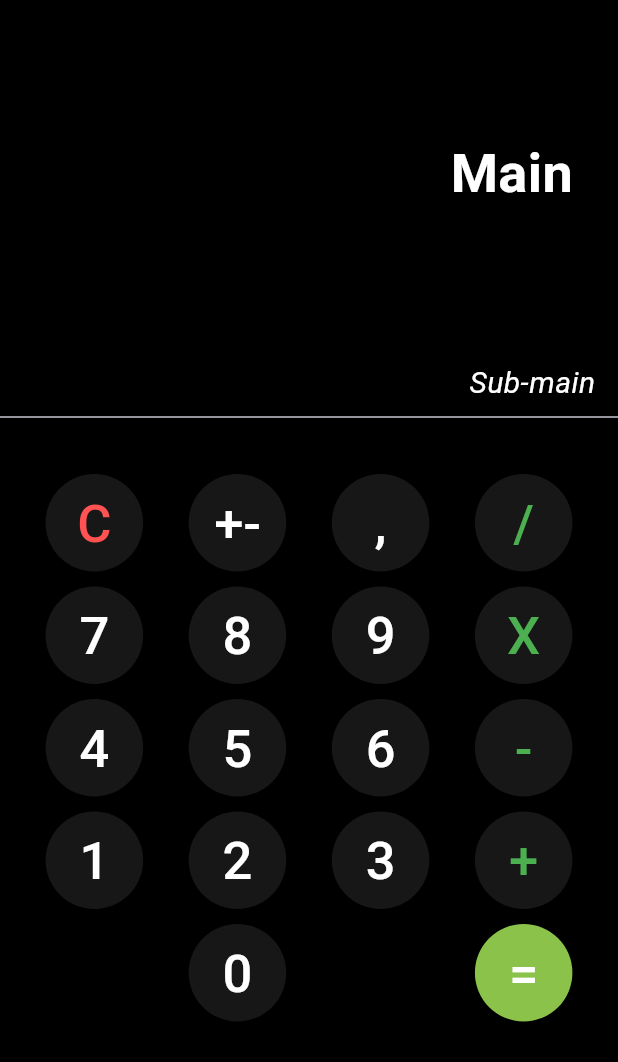
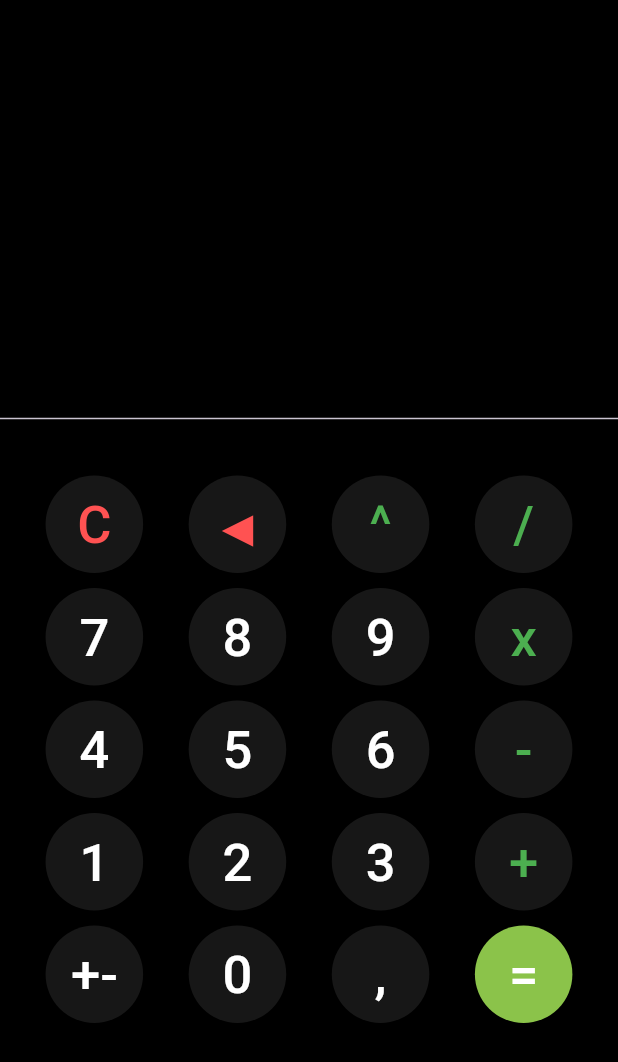
Before and after one commit to BrunoCammargo/Calculadora-Simples, a Flutter app: the screen it shows after launch, on a phone screen of 412 x 824 dp. Shown: the top 1062 px of the screen. Run offline on Flutter 3.47's test engine with Material 3 defaults, Android fonts, the phone set to English and light mode, and no system bars.

Commit message:
Fim da logica

```diff
--- a/lib/main.dart
+++ b/lib/main.dart
@@ -1,4 +1,6 @@
+
 import 'package:flutter/material.dart';
+import 'dart:math';
 
 // -> Main
 void main() {
@@ -27,14 +29,148 @@ class HomePage extends StatefulWidget {
 }
 
 class _HomePageState extends State<HomePage> {
+
   //Atributos
   MyWidgets myWidgets = MyWidgets();
+  static String textMain = '';
+  static String textSub = '';
+  String op = '';
+  num? leftNumber;
+  num? rightNumber;
+  num? res;
+
 
   //Metodos
+  Function clickNumber(String digit)
+  {
+    void _click()
+    {
+
+      setState(() {
+        if(digit == '.'){
+          if(textMain.isNotEmpty && textMain.indexOf('.') == -1)
+            {
+              textMain = "$textMain$digit";
+            }
+        }
+
+        else
+        {
+          textMain = textMain + digit;
+        }
+
+      });
+    }
+
+    return _click;
+  }
+
+  Function clickOp(String digit)
+  {
+    void _click()
+    {
+
+      if(textMain.isEmpty && leftNumber == null) {return;}
+
+      setState(() {
+          if(leftNumber == null) {
+            leftNumber = num.parse(textMain);
+            textMain = '';
+          }
+          op = digit;
+          textSub = '$leftNumber $op ';
+      } );
+    }
+
+    return _click;
+  }
+
+  Function clickDel(String digit)
+  {
+    void _click()
+    {
+      setState(() {
+        if(digit == '<' && textMain.isNotEmpty) {
+          textMain = textMain.substring(0, textMain.length - 1);
+        }
+        else if(digit == 'c' && (textMain.isNotEmpty || leftNumber != null)) {
+          textMain = '';
+          textSub = '';
+          leftNumber = null;
+          rightNumber = null;
+          res = 0;
+        }
+      });
+
+    }
+
+    return _click;
+  }
+
+  void clickRes()
+  {
+    setState(() {
+
+      if(textMain.isNotEmpty) {
+        rightNumber = num.parse(textMain);
+
+        switch(op)
+        {
+          case '+':
+            res = leftNumber! + rightNumber!;
+            break;
+
+          case '-':
+            res = leftNumber! - rightNumber!;
+            break;
+
+          case '/':
+            res = leftNumber! / rightNumber!;
+            break;
+
+          case 'x':
+            res = leftNumber! * rightNumber!;
+            break;
+
+          case '^':
+            res = pow(leftNumber!, rightNumber!);
+            break;
+        }
+
+        textMain = res.toString();
+        textSub = '$leftNumber $op $rightNumber = $res';
+
+        leftNumber = null;
+        rightNumber = null;
+        op = '';
+
+      }
+
+    });
+  }
+
+  void clickNegative(){
+      setState(() {
+
+        if(textMain.isNotEmpty)
+        {
+          if(textMain.indexOf('-') != -1)
+          {
+            textMain = textMain.substring(1);
+          }
+          else
+          {
+            textMain = '-' + textMain;
+          }
+        }
+
+      });
+  }
+
   @override
   Widget build(BuildContext context) {
     return Scaffold(
-        backgroundColor: Color.fromRGBO(0, 0, 0, 1.0),
+        backgroundColor: const Color.fromRGBO(0, 0, 0, 1.0),
         body: Container(
             child: Column(
           mainAxisAlignment: MainAxisAlignment.start,
@@ -42,17 +178,23 @@ class _HomePageState extends State<HomePage> {
           children: [
             const SizedBox(height: 90),
             Padding(
-                padding: EdgeInsets.only(left: 20, right: 30),
-                child: myWidgets.txtMain),
+                padding: const EdgeInsets.only(left: 20, right: 30),
+                child: myWidgets.createTxtMain()),
             const SizedBox(height: 100),
             Padding(
-                padding: EdgeInsets.only(left: 15, right: 15),
-                child: myWidgets.txtSub),
+                padding: const EdgeInsets.only(left: 15, right: 15),
+                child: myWidgets.createTxtSub()),
             const Divider(),
             Container(
                 child: Column(
               mainAxisAlignment: MainAxisAlignment.spaceBetween,
-              children: myWidgets.buttons,
+              children: myWidgets.createButtons(
+                  clickNumber: clickNumber,
+                  clickOp: clickOp,
+                  clickDel: clickDel,
+                  clickNegative: clickNegative,
+                  clickRes: clickRes
+              ),
             )),
           ],
         )));
@@ -65,82 +207,95 @@ class MyWidgets {
   static MainAxisAlignment alignmentButtons = MainAxisAlignment.spaceEvenly;
   static double spacingButton = 10;
 
-  Text txtMain = const Text(
-    'Main',
-    style: TextStyle(
+
+  // Metodos
+
+  Text createTxtMain()
+  {
+    return Text(
+      _HomePageState.textMain,
+      style: const TextStyle(
           color: Colors.white, fontSize: 36, fontWeight: FontWeight.bold),
       textAlign: TextAlign.right,
-    textDirection: TextDirection.rtl,
+      textDirection: TextDirection.ltr,
     );
+  }
 
-  Text txtSub = const Text(
-    'Sub-main',
-    style: TextStyle(
+  Text createTxtSub()
+  {
+    return Text(
+      _HomePageState.textSub,
+      style: const TextStyle(
           color: Colors.white, fontSize: 20, fontStyle: FontStyle.italic),
-    textAlign: TextAlign.left,
-    textDirection: TextDirection.rtl,
+      textAlign: TextAlign.right,
+      textDirection: TextDirection.ltr,
     );
+  }
 
+  List<Widget> createButtons(
+      {dynamic clickNumber, dynamic clickOp, dynamic clickDel, dynamic clickRes, dynamic clickNegative})
+  {
     List<Widget> buttons = [
       SizedBox(height: spacingButton + 20),
       Row(
         mainAxisAlignment: alignmentButtons,
         children: [
-        createTextButton('C', txtColor: Colors.redAccent),
-        createTextButton('+-'),
-        createTextButton(','),
-        createTextButton('/', txtColor: Colors.green)
+          createTextButton('C', txtColor: Colors.redAccent, funcOn: clickDel('c')),
+          createTextButton('◀', txtColor: Colors.redAccent, funcOn: clickDel('<')),
+          createTextButton('^', txtColor: Colors.green, funcOn: clickOp('^')),
+          createTextButton('/', txtColor: Colors.green, funcOn: clickOp('/'))
         ],
       ),
       SizedBox(height: spacingButton),
       Row(
         mainAxisAlignment: alignmentButtons,
         children: [
-        createTextButton('7', funcOn: null),
-        createTextButton('8', funcOn: null),
-        createTextButton('9', funcOn: null),
-        createTextButton('X', txtColor: Colors.green, funcOn: null)
+          createTextButton('7', funcOn: clickNumber('7')),
+          createTextButton('8', funcOn: clickNumber('8')),
+          createTextButton('9', funcOn: clickNumber('9')),
+          createTextButton('x', txtColor: Colors.green, funcOn: clickOp('x'))
         ],
       ),
       SizedBox(height: spacingButton),
       Row(
         mainAxisAlignment: alignmentButtons,
         children: [
-        createTextButton('4', funcOn: null),
-        createTextButton('5', funcOn: null),
-        createTextButton('6', funcOn: null),
-        createTextButton('-', txtColor: Colors.green, funcOn: null)
+          createTextButton('4', funcOn: clickNumber('4')),
+          createTextButton('5', funcOn: clickNumber('5')),
+          createTextButton('6', funcOn: clickNumber('6')),
+          createTextButton('-', txtColor: Colors.green, funcOn: clickOp('-'))
         ],
       ),
       SizedBox(height: spacingButton),
       Row(
         mainAxisAlignment: alignmentButtons,
         children: [
-        createTextButton('1', funcOn: null),
-        createTextButton('2', funcOn: null),
-        createTextButton('3', funcOn: null),
-        createTextButton('+', txtColor: Colors.green, funcOn: null)
+          createTextButton('1', funcOn: clickNumber('1')),
+          createTextButton('2', funcOn: clickNumber('2')),
+          createTextButton('3', funcOn: clickNumber('3')),
+          createTextButton('+', txtColor: Colors.green, funcOn: clickOp('+'))
         ],
       ),
       SizedBox(height: spacingButton),
       Row(
         mainAxisAlignment: alignmentButtons,
         children: [
-        createTextButton('', bgColor: Color.fromRGBO(33, 33, 33, 0)),
-        createTextButton('0', funcOn: null),
-        createTextButton('', bgColor: Color.fromRGBO(33, 33, 33, 0)),
-        createTextButton('=', bgColor: Colors.lightGreen, funcOn: null)
+          createTextButton('+-', funcOn: clickNegative),
+          createTextButton('0', funcOn: clickNumber('0')),
+          createTextButton(',', funcOn: clickNumber('.')),
+          createTextButton('=', bgColor: Colors.lightGreen, funcOn: clickRes)
         ],
       ),
     ];
+    return buttons;
+  }
 
-  // Metodos
   static TextButton createTextButton(String txt,
       {Color? bgColor, Color? txtColor, void Function()? funcOn}) {
-    TextButton _button = TextButton(
+    TextButton button = TextButton(
         style: TextButton.styleFrom(
           backgroundColor:
-              bgColor == null ? Color.fromRGBO(33, 33, 33, 0.7) : bgColor,
+              bgColor == null ? const Color.fromRGBO(33, 33, 33, 0.7) : bgColor,
           fixedSize: const Size(65, 65),
           shape:
               RoundedRectangleBorder(borderRadius: BorderRadius.circular(100)),
@@ -152,6 +307,6 @@ class MyWidgets {
               color: (txtColor == null ? Colors.white : txtColor),
               fontSize: 35),
         ));
-    return _button;
+    return button;
   }
 }
```
Lines whose indentation alone changed are shown as unchanged.
